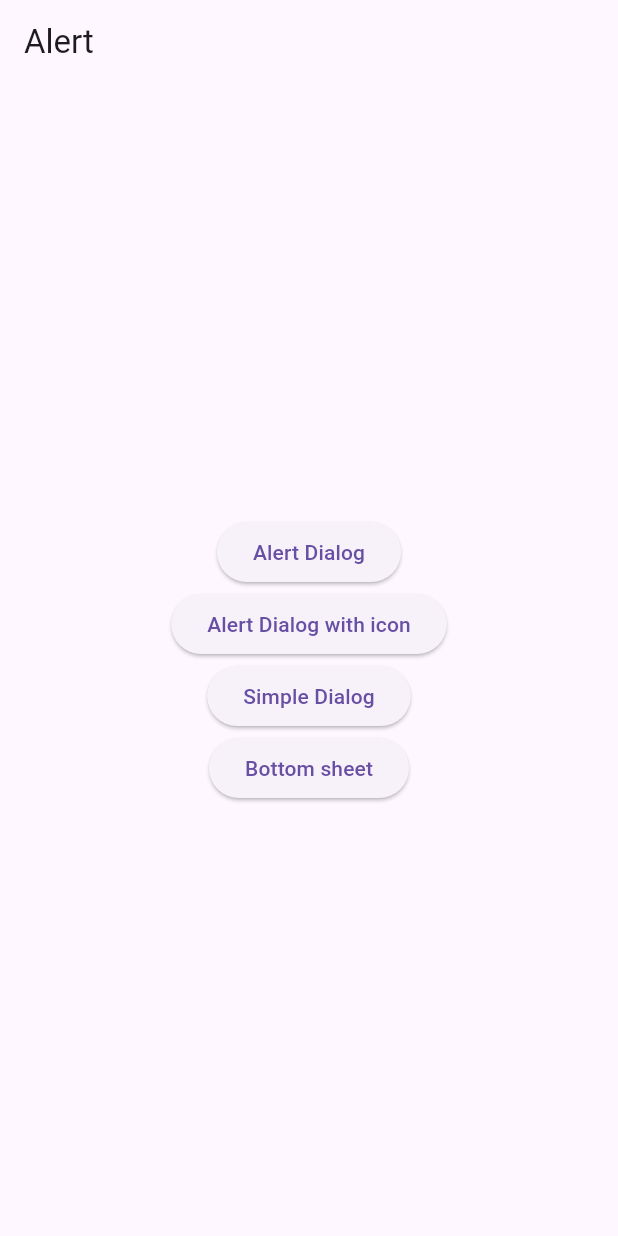
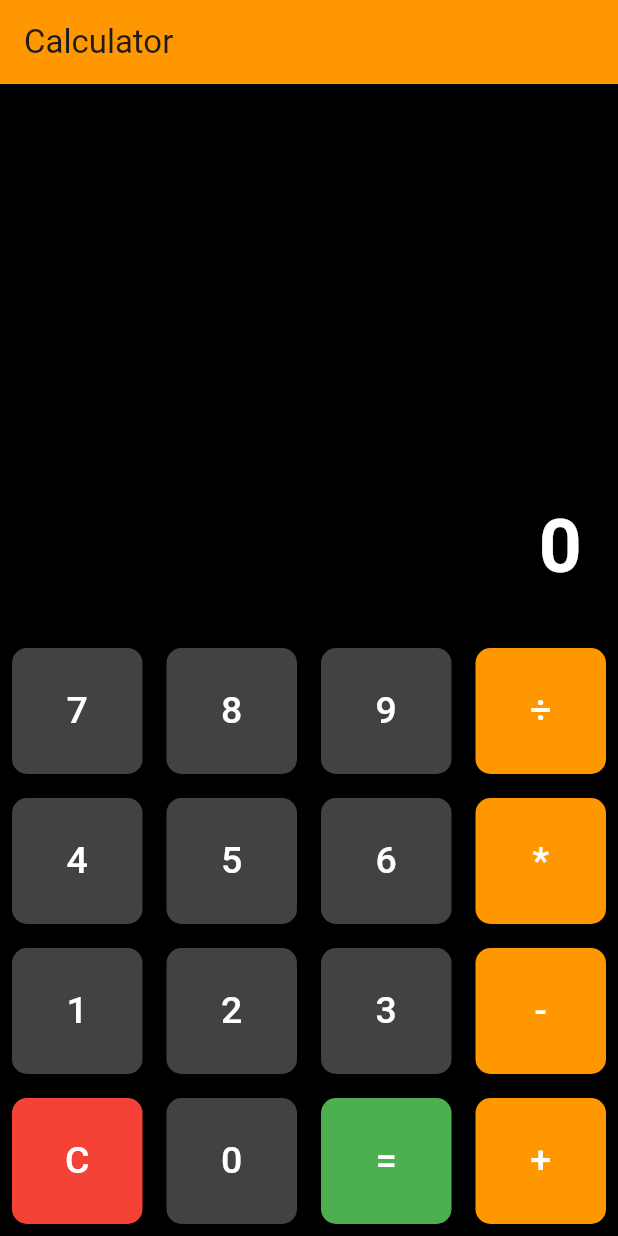
Before and after one commit to taufiqurSabbir/ostad_flutter_10, a Flutter app: the screen it shows after launch, on a phone screen of 412 x 824 dp. Run offline on Flutter 3.47's test engine with Material 3 defaults, Android fonts, the phone set to English and light mode, and no system bars; our stand-ins replace device_preview, flutter_screenutil.

Commit message:
flutter module 11 class -2

```diff
--- a/lib/app.dart
+++ b/lib/app.dart
@@ -7,6 +7,7 @@ import 'form_login.dart';
 import 'module 9 class 3.dart';
 import 'module_11/class_1/alert/alert.dart';
 import 'module_11/class_1/lifeCycle.dart';
+import 'module_11/class_2/calculatorApp.dart';
 import 'module_9_class_2.dart';
 import 'module_9_mediaQuery.dart';
 import 'module_9_todo.dart';
@@ -28,7 +29,7 @@ class MyApp extends StatelessWidget {
           home: child,
         );
       },
-      child: const Alert(),
+      child: const CalculatorApp(),
     );
   }
 
--- /dev/null
+++ b/lib/module_11/class_2/calculatorApp.dart
@@ -0,0 +1,124 @@
+import 'package:flutter/material.dart';
+
+import '../../widget/buildButton.dart';
+
+class CalculatorApp extends StatefulWidget {
+  const CalculatorApp({super.key});
+
+  @override
+  State<CalculatorApp> createState() => _CalculatorAppState();
+}
+
+class _CalculatorAppState extends State<CalculatorApp> {
+  String _outpurt = '0';
+  String _input = '0';
+  String _ope = '0';
+  double num1 = 0;
+  double num2 = 0;
+
+  void buttomPress(String value){
+    print(value);
+    setState(() {
+      if(value == 'C'){
+        _outpurt = '0';
+        _input = '0';
+        _ope= '';
+        num1 = 0;
+        num2 = 0;
+      }else if(value == '='){
+        num2 = double.parse(_input);
+        if(_ope == '+'){
+          _outpurt = (num1+num2).toString();
+        }else if(_ope == '-'){
+          _outpurt = (num1-num2).toString();
+
+        }else if(_ope == '*'){
+          _outpurt = (num1*num2).toString();
+
+        }else if(_ope == '÷'){
+          _outpurt = (num2 !=0) ? (num1/num2).toString() : 'Error';
+
+        }
+        _input = _outpurt;
+      }else if(['+','-','*','÷'].contains(value)){
+        num1 = double.parse(_input);
+        _ope = value;
+        _input= '';
+
+      }else{
+          if(_input == '0'){
+            _input = value;
+          }else{
+            _input += value;
+
+          }
+          _outpurt = _input;
+
+      }
+    });
+  }
+
+  @override
+  Widget build(BuildContext context) {
+    return Scaffold(
+      backgroundColor: Colors.black,
+      appBar: AppBar(
+        title: Text('Calculator'),
+        backgroundColor: Colors.orange,
+      ),
+      body: Column(
+        children: [
+          Expanded(
+            child: Container(
+              alignment: Alignment.bottomRight,
+              padding: EdgeInsets.all(24),
+              child: Text(
+                _outpurt,
+                style: TextStyle(
+                    fontSize: 50,
+                    fontWeight: FontWeight.bold,
+                    color: Colors.white),
+              ),
+            ),
+          ),
+          Row(
+            children: [
+              buildButton(onClick:()=> buttomPress('7'), text: '7',),
+              buildButton(onClick: ()=> buttomPress('8'), text: '8',),
+              buildButton(onClick: ()=> buttomPress('9'), text: '9',),
+              buildButton(onClick: ()=> buttomPress('÷'), text: '÷',color: Colors.orange,),
+
+            ],
+          ),
+          Row(
+            children: [
+              buildButton(onClick: ()=> buttomPress('4'), text: '4',),
+              buildButton(onClick: ()=> buttomPress('5'), text: '5',),
+              buildButton(onClick: ()=> buttomPress('6'), text: '6',),
+              buildButton(onClick: ()=> buttomPress('*'), text: '*',color: Colors.orange,),
+
+            ],
+          ),
+          Row(
+            children: [
+              buildButton(onClick:()=> buttomPress('1'), text: '1',),
+              buildButton(onClick: ()=> buttomPress('2'), text: '2',),
+              buildButton(onClick: ()=> buttomPress('3'), text: '3',),
+              buildButton(onClick: ()=> buttomPress('-'), text: '-',color: Colors.orange,),
+
+            ],
+          ),
+          Row(
+            children: [
+              buildButton(onClick: ()=> buttomPress('C'), text: 'C',color: Colors.red,),
+              buildButton(onClick:()=> buttomPress('0'), text: '0',),
+              buildButton(onClick: ()=> buttomPress('='), text: '=',color: Colors.green,),
+              buildButton(onClick: ()=> buttomPress('+'), text: '+',color: Colors.orange,),
+
+            ],
+          ),
+        ],
+      ),
+    );
+  }
+}
--- /dev/null
+++ b/lib/widget/buildButton.dart
@@ -0,0 +1,37 @@
+import 'package:flutter/material.dart';
+
+class buildButton extends StatelessWidget {
+  String text;
+  Color ? color;
+  final VoidCallback onClick;
+
+   buildButton({
+    super.key,
+    required this.onClick,
+    this.color,
+    required this.text
+  });
+
+  @override
+  Widget build(BuildContext context) {
+    return Expanded(
+      child: Padding(
+        padding: EdgeInsets.all(8),
+        child: ElevatedButton(
+            style: ElevatedButton.styleFrom(
+                padding: EdgeInsets.all(24),
+                shape: RoundedRectangleBorder(borderRadius: BorderRadius.circular(10),
+                ),
+                backgroundColor: color ?? Colors.grey[800]
+            ),
+            onPressed: onClick,
+            child: Text(text,
+              style: TextStyle(
+                  fontSize: 25,
+                  color: Colors.white
+              ),
+            )),
+      ),
+    );
+  }
+}
```
